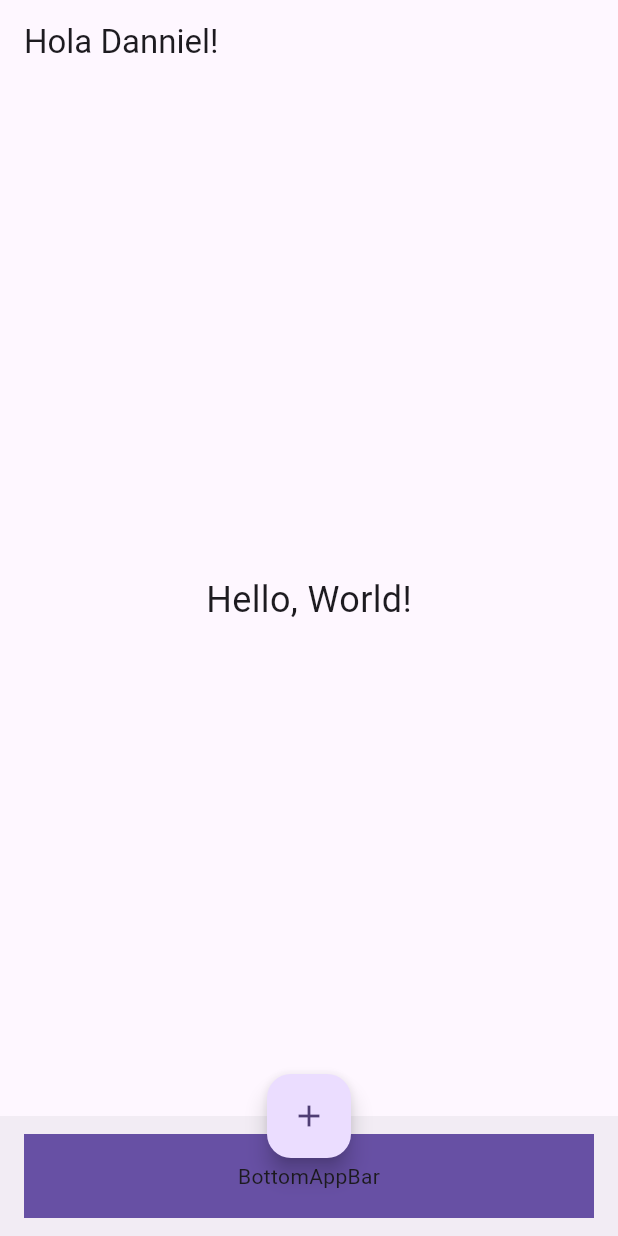
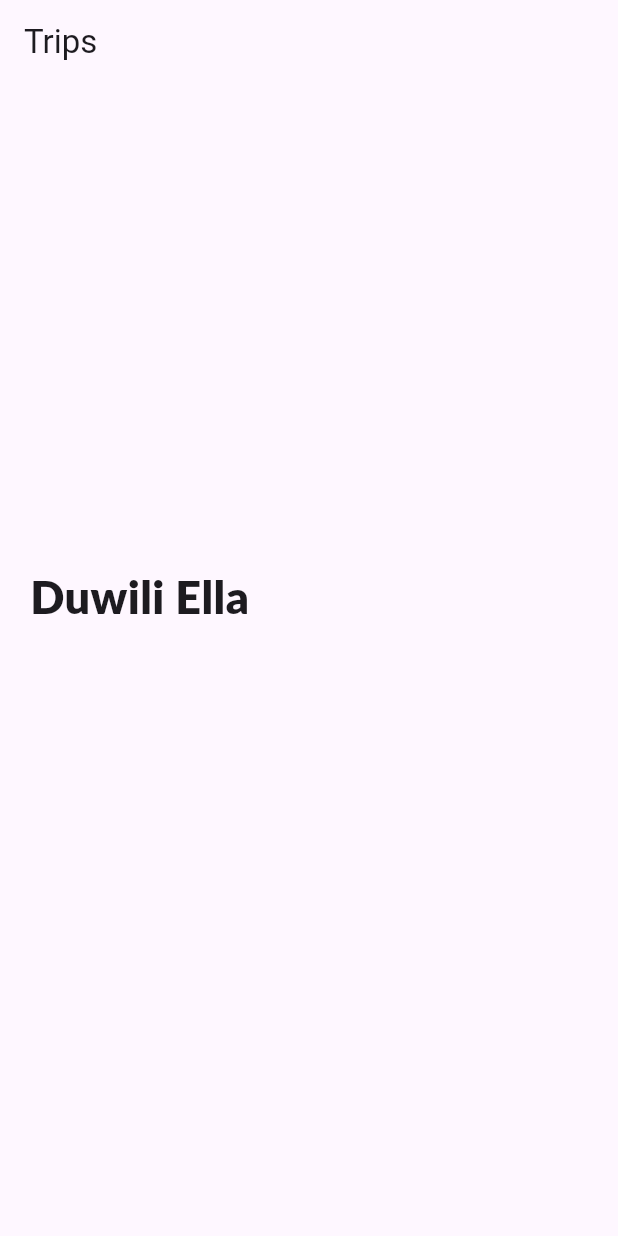
Before and after one commit to dannielnavas/tripsflutter, a Flutter app: the screen it shows after launch, on a phone screen of 412 x 824 dp. Run offline on Flutter 3.47's test engine with Material 3 defaults, Android fonts, the phone set to English and light mode, and no system bars; Roboto replaces fonts that are missing (Lato).

Commit message:
Agrega la clase DescriptionPlace y la utiliza en el cuerpo de la aplicación

```diff
--- /dev/null
+++ b/lib/description_place.dart
@@ -0,0 +1,26 @@
+import 'package:flutter/material.dart';
+
+class DescriptionPlace extends StatelessWidget {
+  const DescriptionPlace({super.key});
+
+  @override
+  Widget build(BuildContext context) {
+    final titleStars = Row(
+      children: <Widget>[
+        Container(
+          margin: const EdgeInsets.only(top: 320.0, left: 20.0, right: 20.0),
+          child: const Text(
+            'Duwili Ella',
+            style: TextStyle(
+                fontSize: 30.0,
+                fontWeight: FontWeight.w900,
+                fontFamily: 'Lato'),
+            textAlign: TextAlign.left,
+          ),
+        )
+      ],
+    );
+
+    return titleStars;
+  }
+}
--- a/lib/main.dart
+++ b/lib/main.dart
@@ -1,4 +1,6 @@
 import 'package:flutter/material.dart';
+
+import 'description_place.dart';
 
 void main() {
   runApp(const MyApp());
@@ -33,32 +35,39 @@ class MyApp extends StatelessWidget {
       ),
       home: Scaffold(
         appBar: AppBar(
-          title: const Text('Hola Danniel!'), // barra superior
+          title: const Text('Trips'),
         ),
-        body: const Center(
-          child: Text(
-            // propiedad de center
-            'Hello, World!',
-            style: TextStyle(fontSize: 24),
-          ),
-        ),
-        bottomNavigationBar: BottomAppBar(
-          child: Container(
-            height: 50.0,
-            color: Theme.of(context).colorScheme.primary,
-            child: const Center(
-              child: Text('BottomAppBar'),
-            ),
-          ),
-        ),
-        floatingActionButton: FloatingActionButton(
-          onPressed: () {},
-          tooltip: 'Increment',
-          child: const Icon(Icons.add),
-        ),
-        floatingActionButtonLocation: FloatingActionButtonLocation.centerDocked,
-        floatingActionButtonAnimator: FloatingActionButtonAnimator.scaling,
+        body: const DescriptionPlace(),
       ),
+
+      //  Scaffold(
+      //   appBar: AppBar(
+      //     title: const Text('Hola Danniel!'), // barra superior
+      //   ),
+      //   body: const Center(
+      //     child: Text(
+      //       // propiedad de center
+      //       'Hello, World!',
+      //       style: TextStyle(fontSize: 24),
+      //     ),
+      //   ),
+      //   bottomNavigationBar: BottomAppBar(
+      //     child: Container(
+      //       height: 50.0,
+      //       color: Theme.of(context).colorScheme.primary,
+      //       child: const Center(
+      //         child: Text('BottomAppBar'),
+      //       ),
+      //     ),
+      //   ),
+      //   floatingActionButton: FloatingActionButton(
+      //     onPressed: () {},
+      //     tooltip: 'Increment',
+      //     child: const Icon(Icons.add),
+      //   ),
+      //   floatingActionButtonLocation: FloatingActionButtonLocation.centerDocked,
+      //   floatingActionButtonAnimator: FloatingActionButtonAnimator.scaling,
+      // ),
       // const MyHomePage(title: 'Flutter Demo Home Page'),  // estructura de la app por material desing
     );
   }
```
